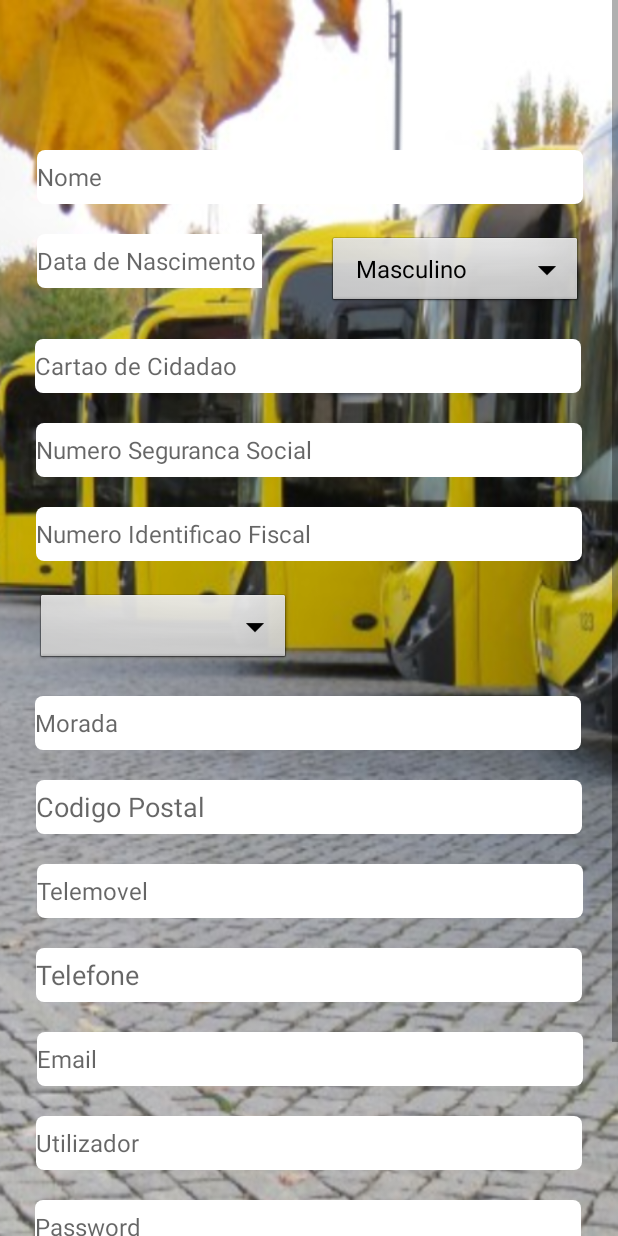
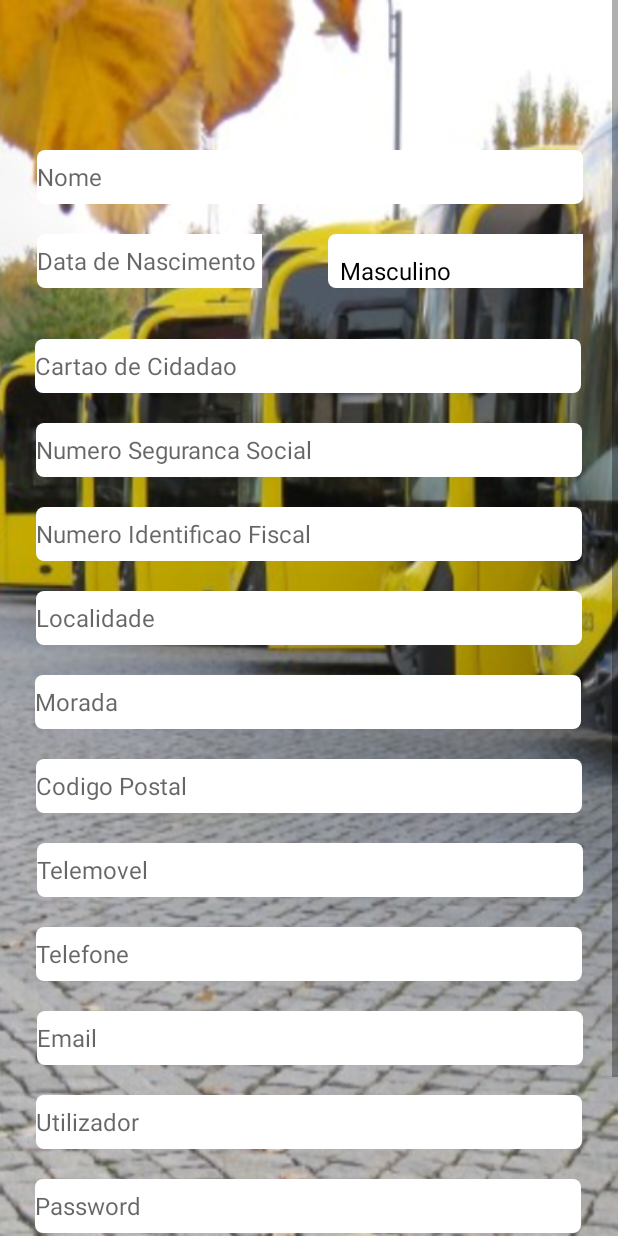
Before and after one commit to Karbust/DRT, an Android app: the screen it shows after launch (Registo), after a tap on "Registe-se aqui!", on a phone screen of 412 x 824 dp. Run offline under Robolectric (Android 15) with nearby library versions, the phone set to English and light mode, and no system bars; libraries missing offline, so code that uses them is left out: androidx.constraintlayout.solver.

Commit message:
17:45 27/06

```diff
--- a/TrabalhoFinal2/app/build.gradle
+++ b/TrabalhoFinal2/app/build.gradle
@@ -10,7 +10,7 @@ android {
 
     defaultConfig {
         applicationId "com.example.trabalhofinal"
-        minSdkVersion 16
+        minSdkVersion 24
         targetSdkVersion 29
         versionCode 1
         versionName "1.0"
--- a/TrabalhoFinal2/app/src/main/java/com/example/trabalhofinal/Activities/MainActivity.java
+++ b/TrabalhoFinal2/app/src/main/java/com/example/trabalhofinal/Activities/MainActivity.java
@@ -1,6 +1,7 @@
 package com.example.trabalhofinal.Activities;
 
 import android.content.Intent;
+import android.nfc.Tag;
 import android.os.Bundle;
 import android.util.Log;
 import android.view.View;
@@ -25,6 +26,7 @@ public class MainActivity extends AppCompatActivity implements View.OnClickListe
     private static final int ERROR_DIALOG_REQUEST = 9001;
     private EditText username;
     private EditText password;
+    private ApplicationContext applicationContext;
 
     @Override
     protected void onCreate(Bundle savedInstanceState) {
@@ -78,6 +80,8 @@ public class MainActivity extends AppCompatActivity implements View.OnClickListe
                 if(loginResponse != null && loginResponse.isSuccess()){
                     SharedPrefManager.getInstance(MainActivity.this).saveToken(loginResponse.getToken());
                     String token=SharedPrefManager.getInstance(MainActivity.this).getToken();
+                    applicationContext.setUser(loginResponse.getUser());
+                    Log.i(TAG,"User: "+loginResponse.getUser());
                     Intent intent=new Intent(MainActivity.this,Home.class);
                     intent.setFlags(Intent.FLAG_ACTIVITY_NEW_TASK | Intent.FLAG_ACTIVITY_CLEAR_TASK);
                     startActivity(intent);
--- a/TrabalhoFinal2/app/src/main/java/com/example/trabalhofinal/Activities/Perfil.java
+++ b/TrabalhoFinal2/app/src/main/java/com/example/trabalhofinal/Activities/Perfil.java
@@ -13,6 +13,5 @@ public class Perfil extends AppCompatActivity  {
         super.onCreate(savedInstanceState);
         setContentView(R.layout.activity_perfil);
 
-
     }
 }
--- a/TrabalhoFinal2/app/src/main/java/com/example/trabalhofinal/Models/Domain/Location.java
+++ b/TrabalhoFinal2/app/src/main/java/com/example/trabalhofinal/Models/Domain/Location.java
@@ -1,7 +1,7 @@
 package com.example.trabalhofinal.Models.Domain;
 
 public class Location {
-    private int NR_LOCALIDADE;
+    private    int NR_LOCALIDADE;
     private String LOCALIDADE;
     private int TARIFA;
     private String COD_POSTAL;
--- a/TrabalhoFinal2/app/src/main/java/com/example/trabalhofinal/storage/ApplicationContext.java
+++ b/TrabalhoFinal2/app/src/main/java/com/example/trabalhofinal/storage/ApplicationContext.java
@@ -7,6 +7,7 @@ import androidx.constraintlayout.solver.Cache;
 
 import com.example.trabalhofinal.Models.Domain.Location;
 import com.example.trabalhofinal.Models.Domain.Nationality;
+import com.example.trabalhofinal.Models.Domain.User;
 
 import java.util.ArrayList;
 import java.util.List;
@@ -14,12 +15,14 @@ import java.util.List;
 public class ApplicationContext extends Application {
     private ArrayList<Location> locations;
     private ArrayList<Nationality> nationalities;
+    private User user;
 
     @Override
     public void onCreate() {
         super.onCreate();
         locations = null;
         nationalities=null;
+        user=null;
     }
 
     public ArrayList<Location> getLocations() { return locations; }
@@ -33,6 +36,10 @@ public class ApplicationContext extends Application {
     public void setNationalities(ArrayList<Nationality> nationalities) {
         this.nationalities = nationalities;
     }
+
+    public User getUser(){return user;}
+
+    public void setUser(User user){this.user = user;}
 
 //    private static final int CACHE_SIZE = 4*1024*1024;
 //    private Cache cache;
--- a/TrabalhoFinal2/app/src/main/res/layout/activity_registo.xml
+++ b/TrabalhoFinal2/app/src/main/res/layout/activity_registo.xml
@@ -48,7 +48,7 @@
         android:layout_height="50dp"
         android:layout_marginTop="20dp"
         android:gravity="center_vertical"
-        android:background="@android:drawable/btn_dropdown"
+        android:background="@drawable/login"
         app:layout_constraintEnd_toEndOf="@+id/nome"
         app:layout_constraintTop_toBottomOf="@+id/nome" />
 
@@ -118,7 +118,7 @@
         app:layout_constraintEnd_toEndOf="parent"
         app:layout_constraintHorizontal_bias="0.489"
         app:layout_constraintStart_toStartOf="parent"
-        app:layout_constraintTop_toBottomOf="@+id/nacionalidade" />
+        app:layout_constraintTop_toBottomOf="@+id/localidade" />
 
     <EditText
         android:id="@+id/email"
@@ -185,16 +185,17 @@
 
     <ImageView
         android:id="@+id/imageView"
-        android:layout_width="wrap_content"
-        android:layout_height="wrap_content"
+        android:layout_width="50dp"
+        android:layout_height="50dp"
         android:layout_marginTop="5dp"
         app:layout_constraintEnd_toEndOf="parent"
         app:layout_constraintStart_toStartOf="parent"
         app:layout_constraintTop_toBottomOf="@+id/select_cc_image"
-        app:srcCompat="@drawable/avatar" />
+        app:srcCompat="@drawable/send" />
 
     <EditText
         android:id="@+id/codigopostal"
+        style="@style/utilizador"
         android:layout_width="wrap_content"
         android:layout_height="wrap_content"
         android:layout_marginTop="20dp"
@@ -208,6 +209,7 @@
 
     <EditText
         android:id="@+id/telefone"
+        style="@style/utilizador"
         android:layout_width="wrap_content"
         android:layout_height="wrap_content"
         android:layout_marginTop="20dp"
@@ -217,13 +219,16 @@
         app:layout_constraintStart_toStartOf="parent"
         app:layout_constraintTop_toBottomOf="@+id/telemovel" />
 
-    <Spinner
-        android:id="@+id/nacionalidade"
-        android:layout_width="170dp"
-        android:layout_height="50dp"
+    <EditText
+        android:id="@+id/localidade"
+        style="@style/utilizador"
+        android:layout_width="wrap_content"
+        android:layout_height="wrap_content"
         android:layout_marginTop="20dp"
-        android:background="@android:drawable/btn_dropdown"
-        app:layout_constraintStart_toStartOf="@+id/nif"
+        android:background="@drawable/login"
+        android:hint="Localidade"
+        app:layout_constraintEnd_toEndOf="parent"
+        app:layout_constraintStart_toStartOf="parent"
         app:layout_constraintTop_toBottomOf="@+id/nif" />
 
 
```
Also changed, not shown: TrabalhoFinal2/app/src/main/java/com/example/trabalhofinal/Activities/Home.java (+28 -3 lines), TrabalhoFinal2/app/src/main/java/com/example/trabalhofinal/Activities/Registo.java (+18 -61 lines), TrabalhoFinal2/app/src/main/java/com/example/trabalhofinal/Models/Domain/User.java (added, +32 -0 lines), TrabalhoFinal2/app/src/main/java/com/example/trabalhofinal/Models/Responses/LoginResponse.java (+7 -1 lines), TrabalhoFinal2/app/src/main/java/com/example/trabalhofinal/Models/Responses/NationalityResponse.java (+5 -4 lines), TrabalhoFinal2/app/src/main/res/layout/activity_home.xml (+1 -24 lines), TrabalhoFinal2/app/src/main/res/layout/activity_perfil.xml (+0 -11 lines), TrabalhoFinal2/app/src/main/res/layout/activity_viagens.xml (+2 -15 lines), TrabalhoFinal2/app/src/main/res/drawable/send.png (added).
